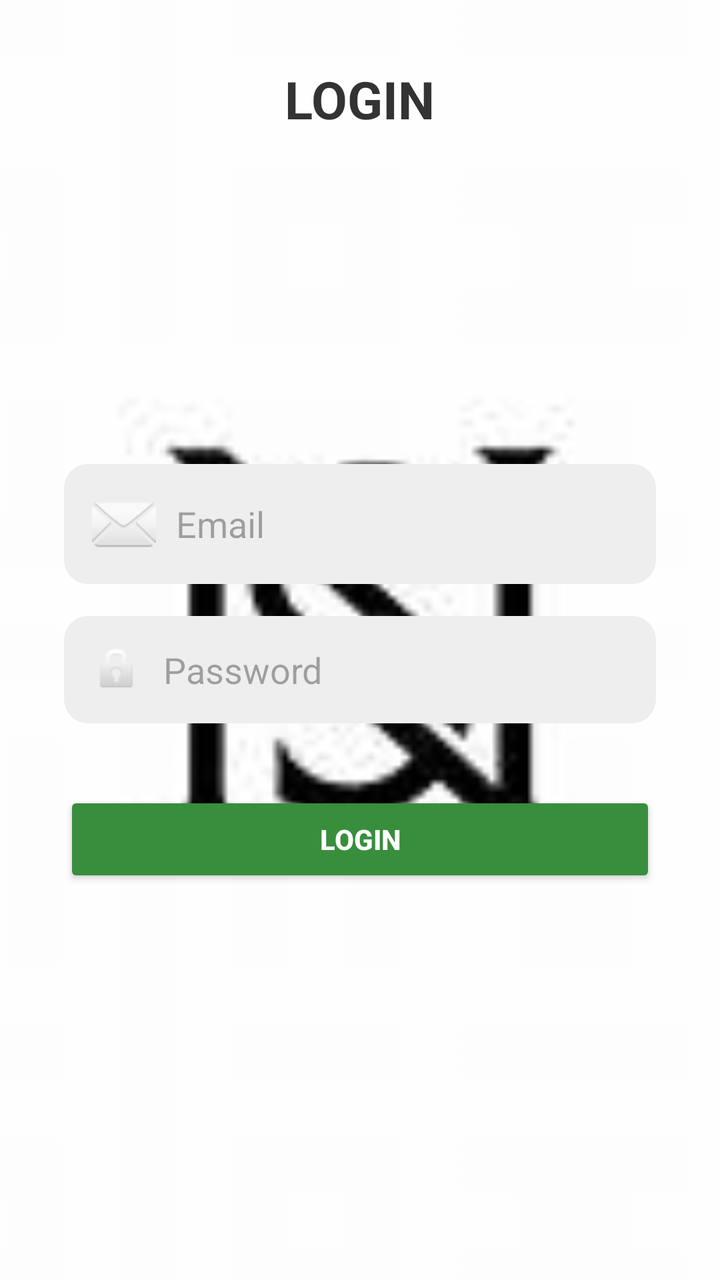
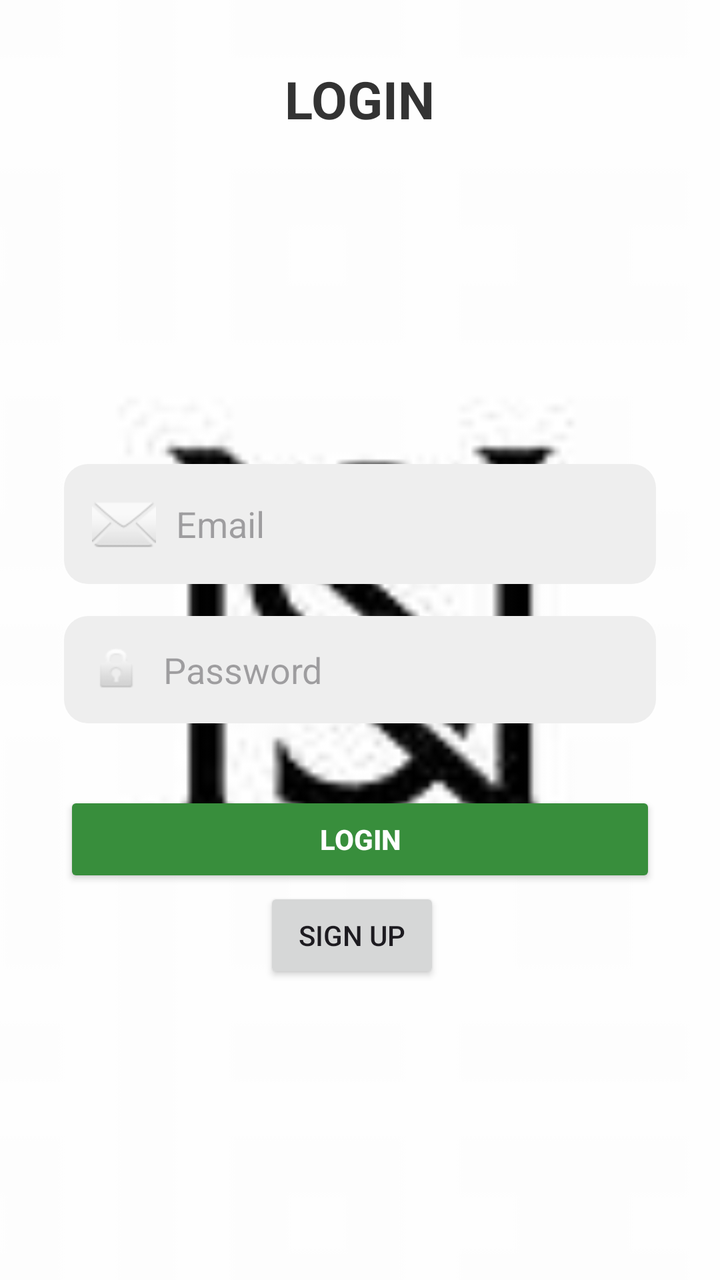

Before-and-after screenshots of an Android layout around one commit, followed by the original layout XML and the change that was made.
<!-- AndroidManifest.xml: application theme Theme.MyApplication -->
<!-- res/layout/activity_login.xml -->
<?xml version="1.0" encoding="utf-8"?>
<FrameLayout xmlns:android="http://schemas.android.com/apk/res/android"
    android:layout_width="match_parent"
    android:layout_height="match_parent">

    
    <ImageView
        android:layout_width="match_parent"
        android:layout_height="match_parent"
        android:scaleType="centerCrop"
        android:src="@drawable/ns"/>  


    
    <ScrollView
        android:layout_width="match_parent"
        android:layout_height="match_parent"
        android:fillViewport="true">

        <LinearLayout
            android:layout_width="match_parent"
            android:layout_height="wrap_content"
            android:orientation="vertical"
            android:padding="32dp">

            

            
            <TextView
                android:id="@+id/loginTitle"
                android:layout_width="wrap_content"
                android:layout_height="100dp"
                android:layout_gravity="center_horizontal"
                android:paddingBottom="30dp"
                android:text="Login"
                android:textAllCaps="true"
                android:textColor="#333333"
                android:textSize="26sp"
                android:textStyle="bold" />

            <EditText
                android:id="@+id/editTextEmail"
                android:hint="Email"
                android:layout_marginTop="100dp"
                android:inputType="textEmailAddress"
                android:drawableStart="@android:drawable/ic_dialog_email"
                android:drawablePadding="10dp"
                android:padding="14dp"
                android:layout_marginBottom="16dp"
                android:background="@drawable/edit_text_bg"
                android:layout_width="match_parent"
                android:layout_height="wrap_content" />

            
            <EditText
                android:id="@+id/editTextPassword"
                android:hint="Password"
                android:inputType="textPassword"
                android:drawableStart="@android:drawable/ic_lock_idle_lock"
                android:drawablePadding="10dp"
                android:padding="14dp"
                android:layout_marginBottom="24dp"
                android:background="@drawable/edit_text_bg"
                android:layout_width="match_parent"
                android:layout_height="wrap_content" />

            
            <Button
                android:id="@+id/buttonLogin"
                android:text="Login"
                android:textStyle="bold"
                android:textColor="@android:color/white"
                android:layout_marginTop="10dp"
                android:backgroundTint="#388E3C"
                android:layout_width="match_parent"
                android:layout_height="wrap_content"
                android:padding="14dp" />
        </LinearLayout>
    </ScrollView>
</FrameLayout>
<!-- resources referenced by this layout -->
<resources>
  <!-- drawable edit_text_bg (drawable) -->
  <?xml version="1.0" encoding="utf-8"?>
  <shape xmlns:android="http://schemas.android.com/apk/res/android">
      <solid android:color="#EEEEEE"/>
      <corners android:radius="12dp"/>
      <padding
          android:left="8dp"
          android:top="8dp"
          android:right="8dp"
          android:bottom="8dp"/>
  </shape>
  <!-- drawable ns: jpg bitmap (drawable, 2500 bytes) -->
  <style name="Theme.MyApplication" parent="Base.Theme.MyApplication" />
  <style name="Base.Theme.MyApplication" parent="Theme.Material3.DayNight.NoActionBar">
          
          
      </style>
</resources>

<!-- the commit's change to res/layout/activity_login.xml (unified diff, before → after) -->
@@ -75,6 +75,15 @@
                 android:layout_width="match_parent"
                 android:layout_height="wrap_content"
                 android:padding="14dp" />
+
+            <Button
+                android:id="@+id/buttonSignup"
+                android:layout_width="wrap_content"
+                android:layout_height="wrap_content"
+                android:layout_marginLeft="100dp"
+                android:text="Sign Up" />
+
+
         </LinearLayout>
     </ScrollView>
 </FrameLayout>
